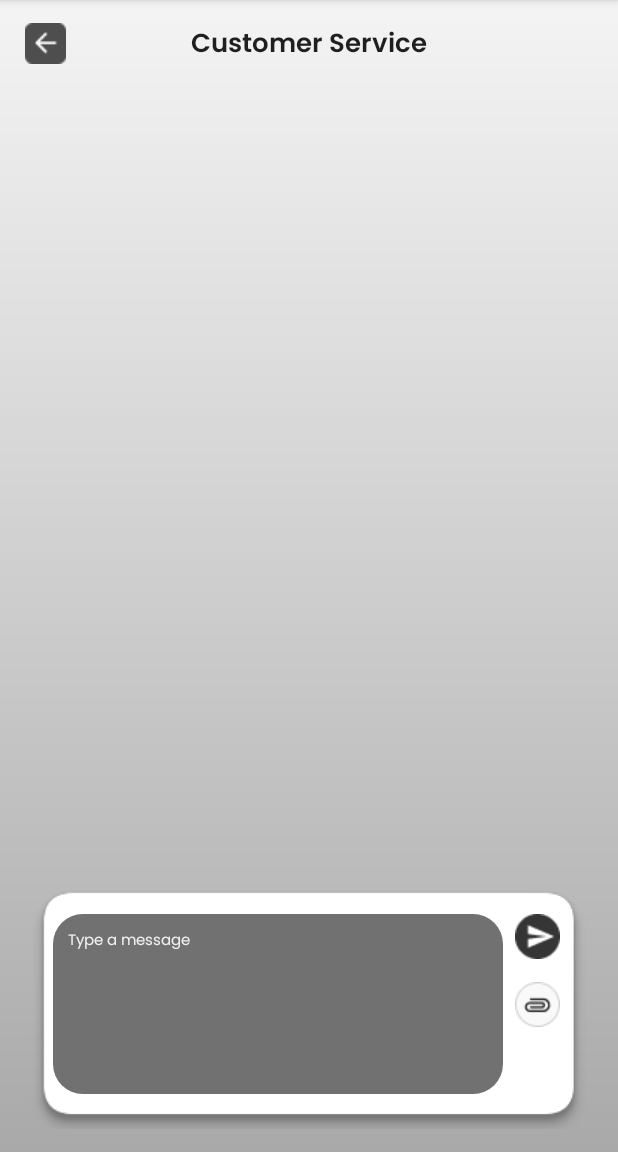
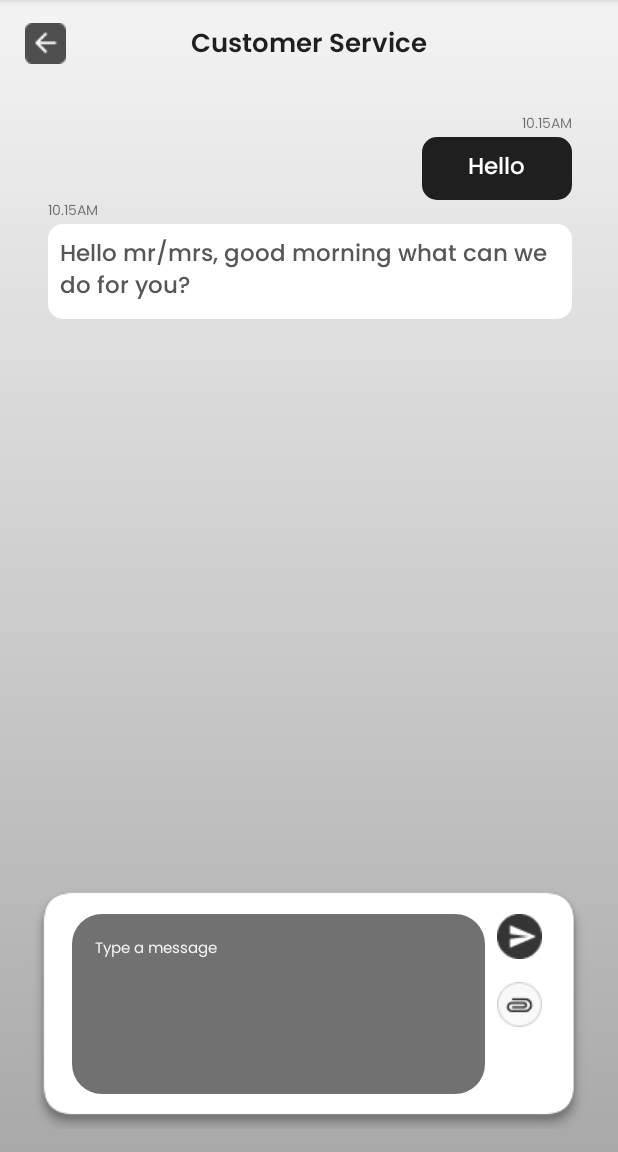
Before and after one commit to MOWEBS-PROJECT/MOWEBS-MOBILE, an Android app: the ChatActivity screen opened directly, with no data from a screen before it, on a phone screen of 412 x 824 dp, the part 84-1236 px from its top. Run offline under Robolectric (Android 15) with nearby library versions, the light colour scheme and no system bars.

Commit message:
++ Chat CS fitur

```diff
--- /dev/null
+++ b/app/src/main/res/drawable/background_chat_coming_in.xml
@@ -0,0 +1,6 @@
+<?xml version="1.0" encoding="utf-8"?>
+<shape xmlns:android="http://schemas.android.com/apk/res/android"
+    android:shape="rectangle">
+    <solid android:color="@color/white"/>
+    <corners android:radius="10dp"/>
+</shape>
--- /dev/null
+++ b/app/src/main/res/drawable/background_chat_coming_out.xml
@@ -0,0 +1,6 @@
+<?xml version="1.0" encoding="utf-8"?>
+<shape xmlns:android="http://schemas.android.com/apk/res/android"
+    android:shape="rectangle">
+    <solid android:color="#1F1F1F"/>
+    <corners android:radius="10dp"/>
+</shape>
--- a/app/src/main/res/layout/activity_chat.xml
+++ b/app/src/main/res/layout/activity_chat.xml
@@ -7,7 +7,6 @@
     tools:context="com.example.mowebs.ChatActivity"
     android:padding="15dp"
     android:background="@drawable/default_background_gradient">
-
 
    <androidx.appcompat.widget.AppCompatButton
        android:id="@+id/btn_back"
@@ -29,14 +28,6 @@
         app:layout_constraintStart_toStartOf="parent"
         app:layout_constraintTop_toTopOf="parent" />
 
-    <ListView
-        android:id="@+id/listview_message_content"
-        android:layout_width="match_parent"
-        android:layout_height="wrap_content"
-        app:layout_constraintTop_toBottomOf="@+id/btn_back"
-        android:orientation="vertical"/>
-
-
     <LinearLayout
         android:layout_width="365dp"
         android:layout_height="159dp"
@@ -49,10 +40,12 @@
         android:background="@drawable/white_background_rounded_shadow">
 
         <LinearLayout
-            android:layout_width="300dp"
+            android:layout_width="275dp"
             android:layout_height="120dp"
             android:background="@drawable/edittext_chat"
-            android:layout_marginEnd="5dp">
+            android:layout_marginEnd="5dp"
+            android:padding="5dp">
+
             <EditText
                 android:id="@+id/edittext_chat"
                 android:layout_width="match_parent"
@@ -62,8 +55,7 @@
                 android:hint="Type a message"
                 android:textColorHint="#F1F1F1"
                 android:textSize="10dp"
-                android:fontFamily="@font/poppins_regular"
-                />
+                android:fontFamily="@font/poppins_regular"/>
         </LinearLayout>
 
 
@@ -91,7 +83,95 @@
     </LinearLayout>
 
 
+    <LinearLayout
+        android:layout_width="409dp"
+        android:layout_height="511dp"
+        android:orientation="vertical"
+        app:layout_constraintTop_toBottomOf="@+id/btn_back"
+        app:layout_constraintStart_toStartOf="parent"
+        app:layout_constraintEnd_toEndOf="parent"
+        android:padding="30dp">
 
+<!--        Layout kalo chat coming out-->
+        <LinearLayout
+            android:layout_width="match_parent"
+            android:layout_height="wrap_content"
+            android:gravity="end">
 
+            <LinearLayout
+                android:layout_width="wrap_content"
+                android:layout_height="wrap_content"
+                android:minWidth="100dp"
+                android:minHeight="50dp"
+                android:orientation="vertical"
+                android:gravity="end">
+
+                <TextView
+                    android:layout_width="wrap_content"
+                    android:layout_height="wrap_content"
+                    android:text="10.15AM"
+                    android:fontFamily="@font/poppins_regular"
+                    android:textSize="9sp"/>
+
+                <LinearLayout
+                    android:layout_width="match_parent"
+                    android:layout_height="match_parent"
+                    android:gravity="center"
+                    android:background="@drawable/background_chat_coming_out"
+                    android:padding="8dp">
+
+                    <TextView
+                        android:layout_width="wrap_content"
+                        android:layout_height="wrap_content"
+                        android:text="Hello"
+                        android:textSize="15sp"
+                        android:textColor="@color/white"
+                        android:fontFamily="@font/poppins_medium"/>
+
+                </LinearLayout>
+            </LinearLayout>
+        </LinearLayout>
+
+<!--        Layout kalo chat coming in-->
+        <LinearLayout
+            android:layout_width="match_parent"
+            android:layout_height="wrap_content"
+            android:gravity="start">
+
+            <LinearLayout
+                android:layout_width="wrap_content"
+                android:layout_height="wrap_content"
+                android:minWidth="100dp"
+                android:minHeight="50dp"
+                android:orientation="vertical"
+                android:gravity="start">
+
+                <TextView
+                    android:layout_width="wrap_content"
+                    android:layout_height="wrap_content"
+                    android:text="10.15AM"
+                    android:fontFamily="@font/poppins_regular"
+                    android:textSize="9sp"/>
+
+                <LinearLayout
+                    android:layout_width="wrap_content"
+                    android:layout_height="match_parent"
+                    android:gravity="center"
+                    android:background="@drawable/background_chat_coming_in"
+                    android:padding="8dp">
+
+                    <TextView
+                        android:layout_width="wrap_content"
+                        android:layout_height="wrap_content"
+                        android:text="Hello mr/mrs, good morning what can we do for you?"
+                        android:textSize="15sp"
+                        android:textColor="#575757"
+                        android:fontFamily="@font/poppins_medium"/>
+
+                </LinearLayout>
+            </LinearLayout>
+        </LinearLayout>
+
+    </LinearLayout>
 
 </androidx.constraintlayout.widget.ConstraintLayout>
```
